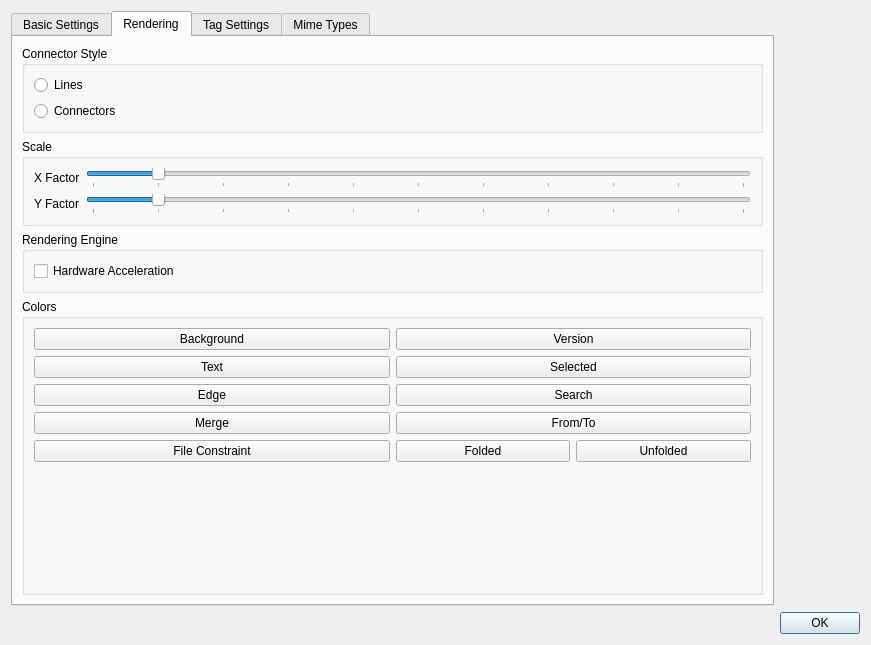
Before: the Qt Designer form gvtree_preferences.ui in wtr9987/gvtree, drawn with Qt 5.
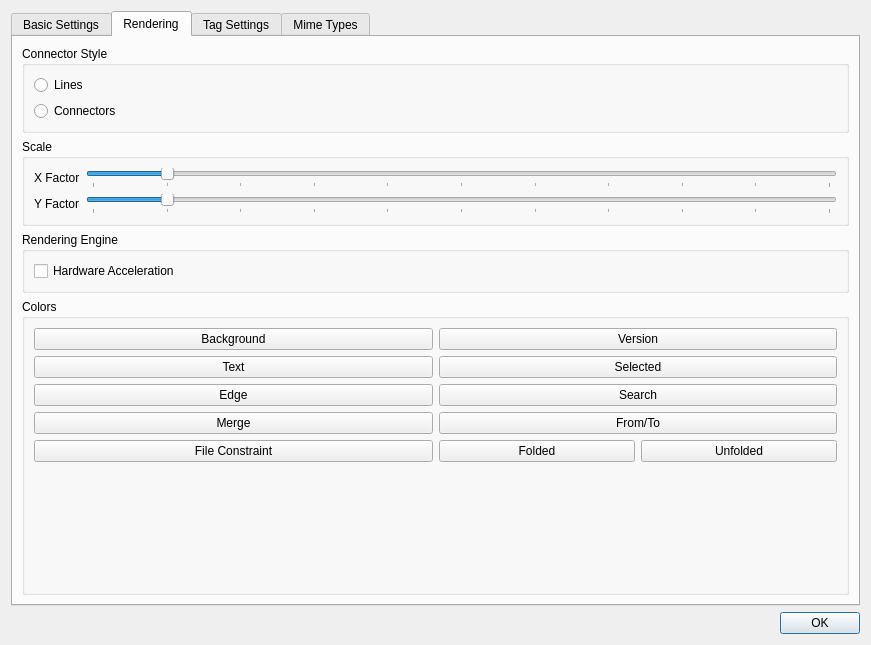
After: the same form once the commit is applied. Icons and pictures are not drawn. Custom widgets are drawn as their Qt base class.

```diff
--- a/gvtree_preferences.ui
+++ b/gvtree_preferences.ui
@@ -34,7 +34,7 @@
      </property>
     </spacer>
    </item>
-   <item row="1" column="1">
+   <item row="1" column="1" colspan="2">
     <widget class="QTabWidget" name="tabWidget">
      <property name="currentIndex">
       <number>1</number>
```
